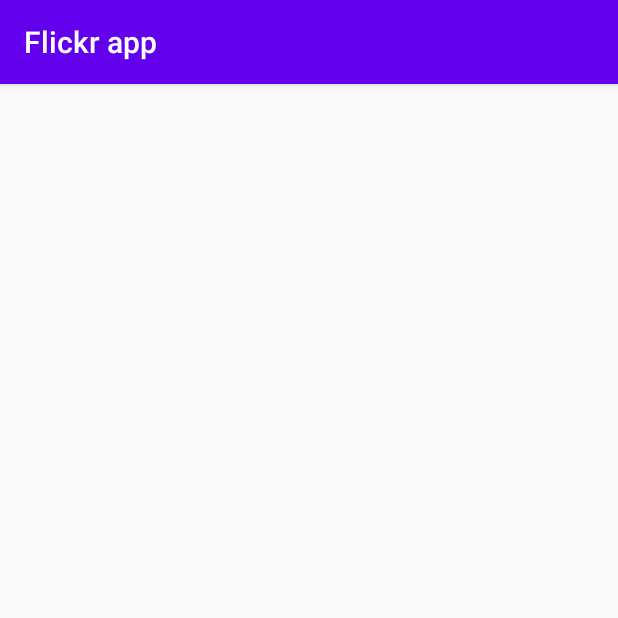
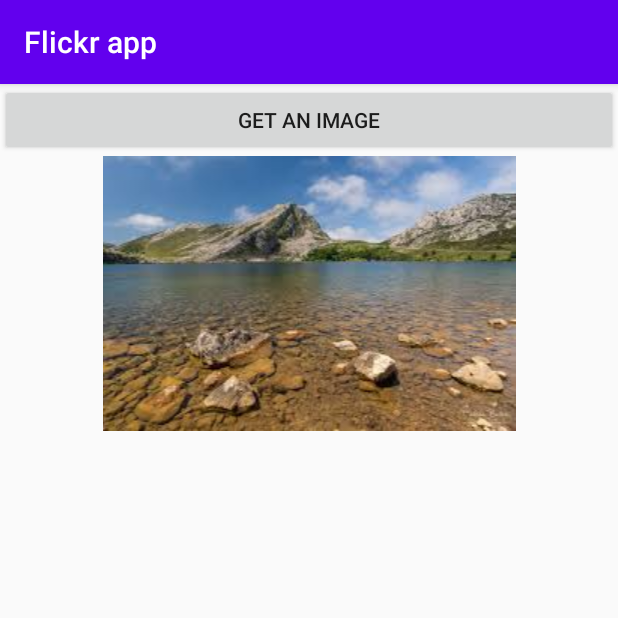
Before and after one commit to lucasb8/LAB2_Android, an Android app: the screen it shows after launch (MainActivity), on a phone screen of 412 x 824 dp, the top half of it. Run offline under Robolectric (Android 15) with nearby library versions, the phone set to English and light mode, and no system bars.

Commit message:
Part 2.1

```diff
--- a/Flickrapp/app/src/main/AndroidManifest.xml
+++ b/Flickrapp/app/src/main/AndroidManifest.xml
@@ -1,6 +1,9 @@
 <?xml version="1.0" encoding="utf-8"?>
 <manifest xmlns:android="http://schemas.android.com/apk/res/android"
     package="com.example.flickrapp">
+
+    <!-- INTERNET permission -->
+    <uses-permission android:name="android.permission.INTERNET" />
 
     <application
         android:allowBackup="true"
--- /dev/null
+++ b/Flickrapp/app/src/main/java/com/example/flickrapp/GetImageOnClickListener.java
@@ -0,0 +1,20 @@
+package com.example.flickrapp;
+
+import android.view.View;
+import android.widget.ImageView;
+
+public class GetImageOnClickListener implements View.OnClickListener {
+    // Keep the ImageView as parameter of the class
+    private ImageView iv;
+
+    // Constructor of the class
+    public GetImageOnClickListener(ImageView iv) {
+        this.iv = iv;
+    }
+
+    @Override
+    public void onClick(View v) {
+        // Start a new asynctask thanks to the AsyncBitmapDownloader class
+        new AsyncFlickrJSONData(new AsyncBitmapDownloader(iv)).execute("https://www.flickr.com/services/feeds/photos_public.gne?tags=trees&format=json&nojsoncallback=?");
+    }
+}
--- a/Flickrapp/app/src/main/java/com/example/flickrapp/MainActivity.java
+++ b/Flickrapp/app/src/main/java/com/example/flickrapp/MainActivity.java
@@ -3,6 +3,8 @@ package com.example.flickrapp;
 import androidx.appcompat.app.AppCompatActivity;
 
 import android.os.Bundle;
+import android.widget.Button;
+import android.widget.ImageView;
 
 public class MainActivity extends AppCompatActivity {
 
@@ -10,5 +12,12 @@ public class MainActivity extends AppCompatActivity {
     protected void onCreate(Bundle savedInstanceState) {
         super.onCreate(savedInstanceState);
         setContentView(R.layout.activity_main);
+
+        // Retrieve the ImageView
+        ImageView image = findViewById(R.id.image);
+        // Retrieve the button get image
+        Button getImage = findViewById(R.id.getImage);
+        // Action when the user press the button
+        getImage.setOnClickListener(new GetImageOnClickListener(image));
     }
 }
--- a/Flickrapp/app/src/main/res/layout/activity_main.xml
+++ b/Flickrapp/app/src/main/res/layout/activity_main.xml
@@ -4,4 +4,24 @@
     xmlns:tools="http://schemas.android.com/tools"
     android:layout_width="match_parent"
     android:layout_height="match_parent"
-    tools:context=".MainActivity"/>
+    tools:context=".MainActivity">
+
+    <LinearLayout
+        android:layout_width="match_parent"
+        android:layout_height="match_parent"
+        android:orientation="vertical">
+
+        <Button
+            android:id="@+id/getImage"
+            android:layout_width="match_parent"
+            android:layout_height="wrap_content"
+            android:text="@string/get_an_image" />
+
+        <ImageView
+            android:id="@+id/image"
+            android:layout_width="match_parent"
+            android:layout_height="wrap_content"
+            app:srcCompat="@drawable/index"
+            android:contentDescription="@string/todo" />
+    </LinearLayout>
+</androidx.constraintlayout.widget.ConstraintLayout>
--- a/Flickrapp/app/src/main/res/values/strings.xml
+++ b/Flickrapp/app/src/main/res/values/strings.xml
@@ -1,3 +1,5 @@
 <resources>
     <string name="app_name">Flickr app</string>
+    <string name="get_an_image">Get an image</string>
+    <string name="todo">TODO</string>
 </resources>
```
Also changed, not shown: Flickrapp/app/src/main/java/com/example/flickrapp/AsyncBitmapDownloader.java (added, +67 -0 lines), Flickrapp/app/src/main/java/com/example/flickrapp/AsyncFlickrJSONData.java (added, +78 -0 lines), Flickrapp/app/src/main/res/drawable/index.jpg (added).
